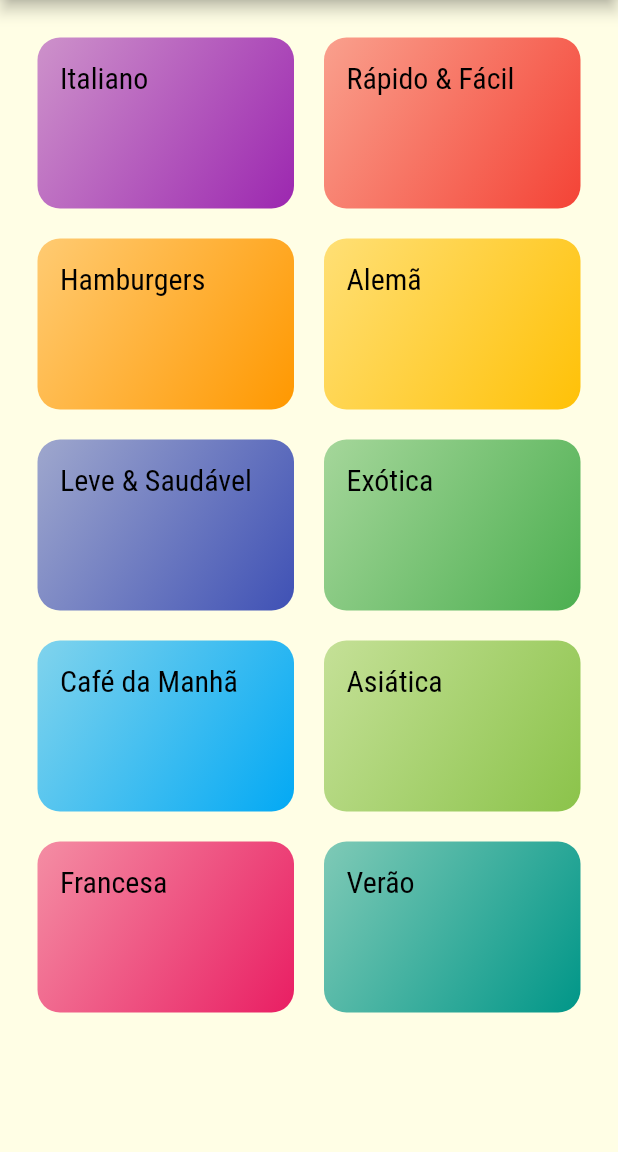
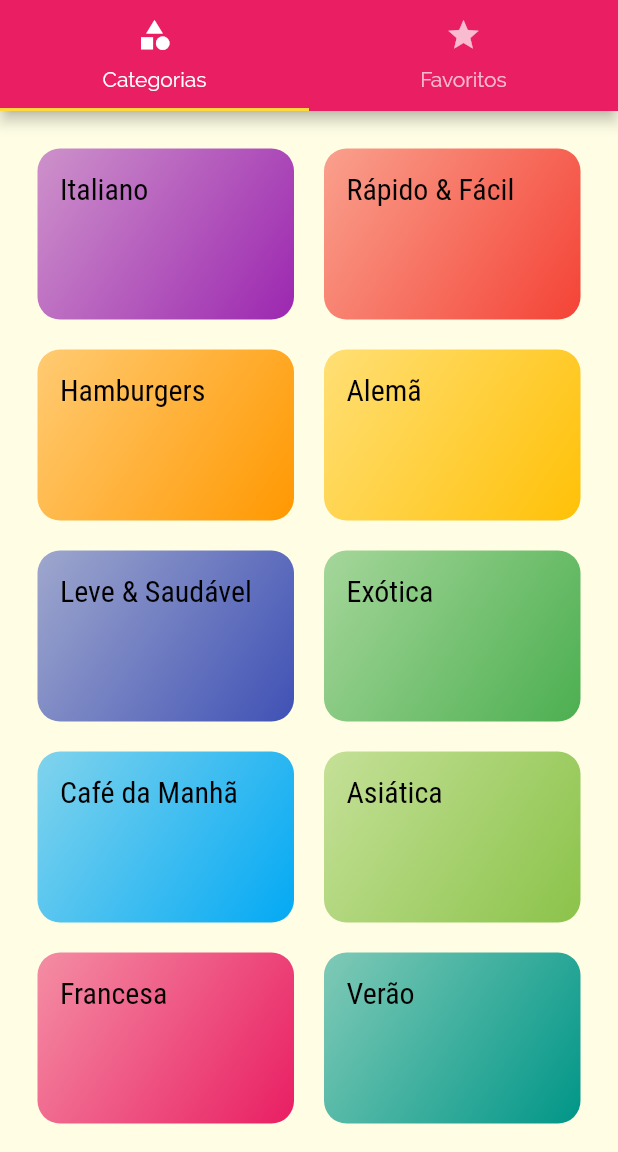
Before and after one commit to WellysonP/meals, a Flutter app: the screen it shows after launch, on a phone screen of 412 x 824 dp, the part 84-1236 px from its top. Run offline on Flutter 3.47's test engine with Material 2 defaults, Android fonts, the phone set to English and light mode, and no system bars.

Commit message:
Acrescentado componente defaultTabControler em arquivo TABS_SCREEEN.DART

```diff
--- a/lib/main.dart
+++ b/lib/main.dart
@@ -3,6 +3,7 @@ import 'screens/categories_screen.dart';
 import './screens/categories_meals_screens.dart';
 import 'utils/app_routes.dart';
 import './screens/meal_detail_screen.dart';
+import './screens/tabs_screen.dart';
 
 void main() => runApp(MyApp());
 
@@ -31,7 +32,7 @@ class MyApp extends StatelessWidget {
         ),
       ),
       routes: {
-        AppRoutes.HOME: (ctx) => CategoriesScreen(), //Substituindo o home:
+        AppRoutes.HOME: (ctx) => TabsScreen(), //Substituindo o home:
         AppRoutes.CATEGORIES_MEALS: (ctx) => CategoriesMealsScreens(),
         AppRoutes.MEAL_DETAIL: (ctx) => MealDetailScreen(),
       },
--- a/lib/screens/categories_screen.dart
+++ b/lib/screens/categories_screen.dart
@@ -5,13 +5,7 @@ import '../data/dummy_data.dart';
 class CategoriesScreen extends StatelessWidget {
   @override
   Widget build(BuildContext context) {
-    return Scaffold(
-      appBar: AppBar(
-        title: Text(
-          "Vamos cozinhar?",
-        ),
-      ),
-      body: GridView(
+    return GridView(
       padding: const EdgeInsets.all(25),
       gridDelegate: SliverGridDelegateWithMaxCrossAxisExtent(
         maxCrossAxisExtent: 200,
@@ -22,7 +16,6 @@ class CategoriesScreen extends StatelessWidget {
       children: DUMMY_CATEGORIES.map((cat) {
         return CategoryItem(category: cat);
       }).toList(),
-      ),
     );
   }
 }
--- /dev/null
+++ b/lib/screens/favorite_screen.dart
@@ -0,0 +1,12 @@
+import 'package:flutter/material.dart';
+
+class FavoriteScreen extends StatelessWidget {
+  const FavoriteScreen({Key? key}) : super(key: key);
+
+  @override
+  Widget build(BuildContext context) {
+    return Center(
+      child: Text("Minhas refeições favoritas"),
+    );
+  }
+}
--- /dev/null
+++ b/lib/screens/tabs_screen.dart
@@ -0,0 +1,33 @@
+import 'package:flutter/material.dart';
+import 'categories_screen.dart';
+import 'favorite_screen.dart';
+
+class TabsScreen extends StatelessWidget {
+  const TabsScreen({Key? key}) : super(key: key);
+
+  @override
+  Widget build(BuildContext context) {
+    return DefaultTabController(
+      length: 2,
+      child: Scaffold(
+        appBar: AppBar(
+          title: Text("Vamos cozinhar?"),
+          bottom: TabBar(tabs: [
+            Tab(
+              icon: Icon(Icons.category),
+              text: "Categorias",
+            ),
+            Tab(
+              icon: Icon(Icons.star),
+              text: "Favoritos",
+            ),
+          ]),
+        ),
+        body: TabBarView(children: [
+          CategoriesScreen(),
+          FavoriteScreen(),
+        ]),
+      ),
+    );
+  }
+}
```
Lines whose indentation alone changed are shown as unchanged.
